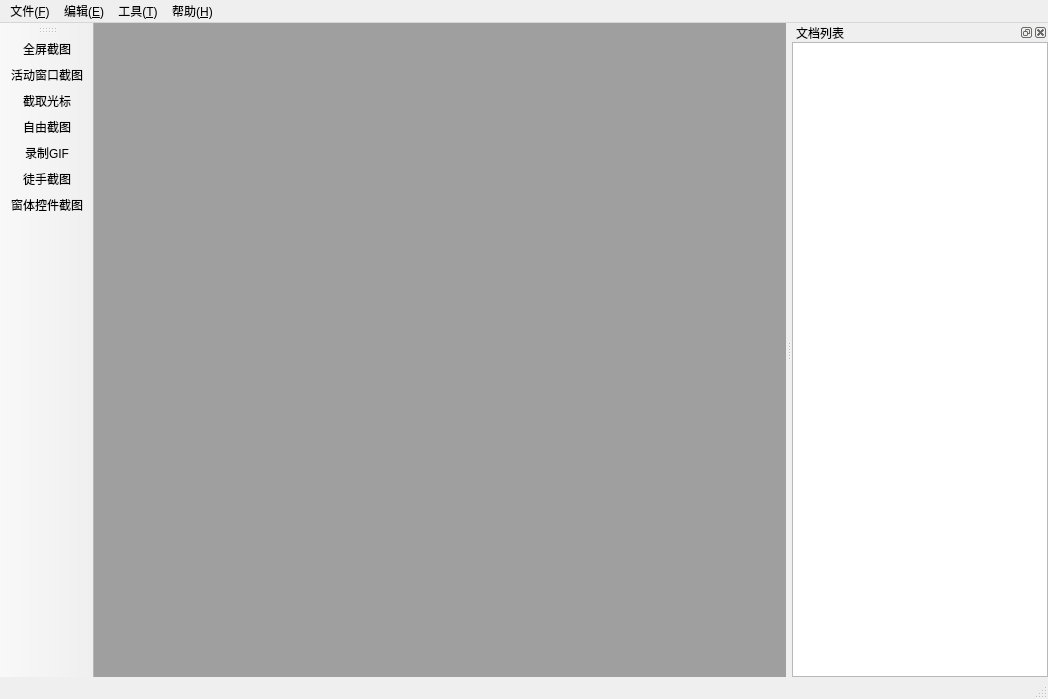
SkyD666/SmartScreenSnapper, file SmartScreenSnapper/ui/mainwindow.ui: the form before one commit.
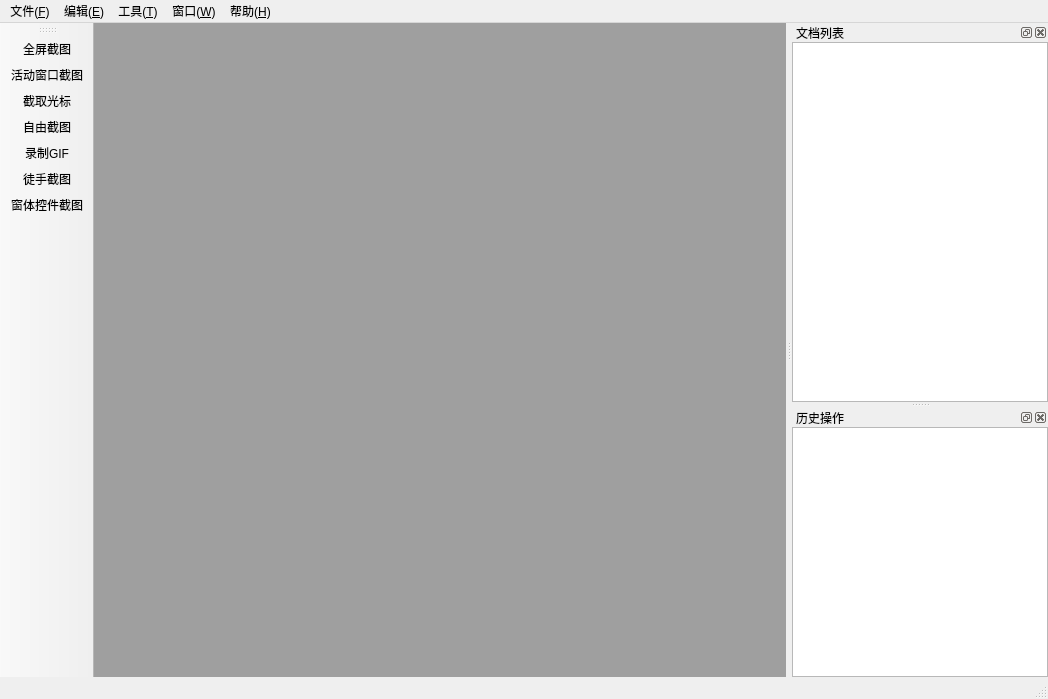
The form after the commit. Icons and pictures are not drawn.

```diff
--- a/SmartScreenSnapper/ui/mainwindow.ui
+++ b/SmartScreenSnapper/ui/mainwindow.ui
@@ -42,7 +42,7 @@
      <x>0</x>
      <y>0</y>
      <width>1048</width>
-     <height>22</height>
+     <height>21</height>
     </rect>
    </property>
    <widget class="QMenu" name="menuFile">
@@ -75,10 +75,18 @@
      <string>编辑(&amp;E)</string>
     </property>
     <addaction name="actionCopy"/>
+    <addaction name="separator"/>
+    <addaction name="actionEditMode"/>
+   </widget>
+   <widget class="QMenu" name="menuWindow">
+    <property name="title">
+     <string>窗口(&amp;W)</string>
+    </property>
    </widget>
    <addaction name="menuFile"/>
    <addaction name="menuEdit"/>
    <addaction name="menuTool"/>
+   <addaction name="menuWindow"/>
    <addaction name="menuHelp"/>
   </widget>
   <widget class="QStatusBar" name="statusbar">
@@ -152,6 +160,33 @@
     </layout>
    </widget>
   </widget>
+  <widget class="QDockWidget" name="dockUndoList">
+   <property name="windowTitle">
+    <string>历史操作</string>
+   </property>
+   <attribute name="dockWidgetArea">
+    <number>2</number>
+   </attribute>
+   <widget class="QWidget" name="dockWidgetContents_3">
+    <layout class="QVBoxLayout" name="verticalLayout_2">
+     <property name="leftMargin">
+      <number>0</number>
+     </property>
+     <property name="topMargin">
+      <number>0</number>
+     </property>
+     <property name="rightMargin">
+      <number>0</number>
+     </property>
+     <property name="bottomMargin">
+      <number>0</number>
+     </property>
+     <item>
+      <widget class="QUndoView" name="undoView"/>
+     </item>
+    </layout>
+   </widget>
+  </widget>
   <action name="actionNew">
    <property name="text">
     <string>新建(&amp;N)</string>
```
Left out of the diff: 17 changed lines with no effect on the pictures.
